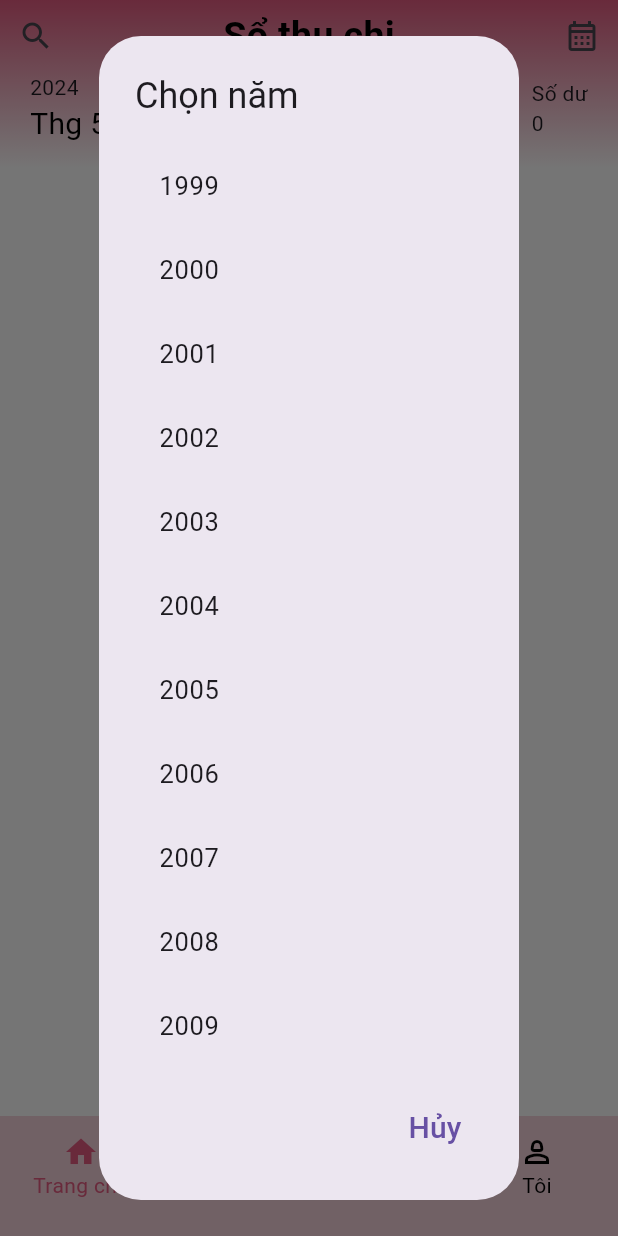
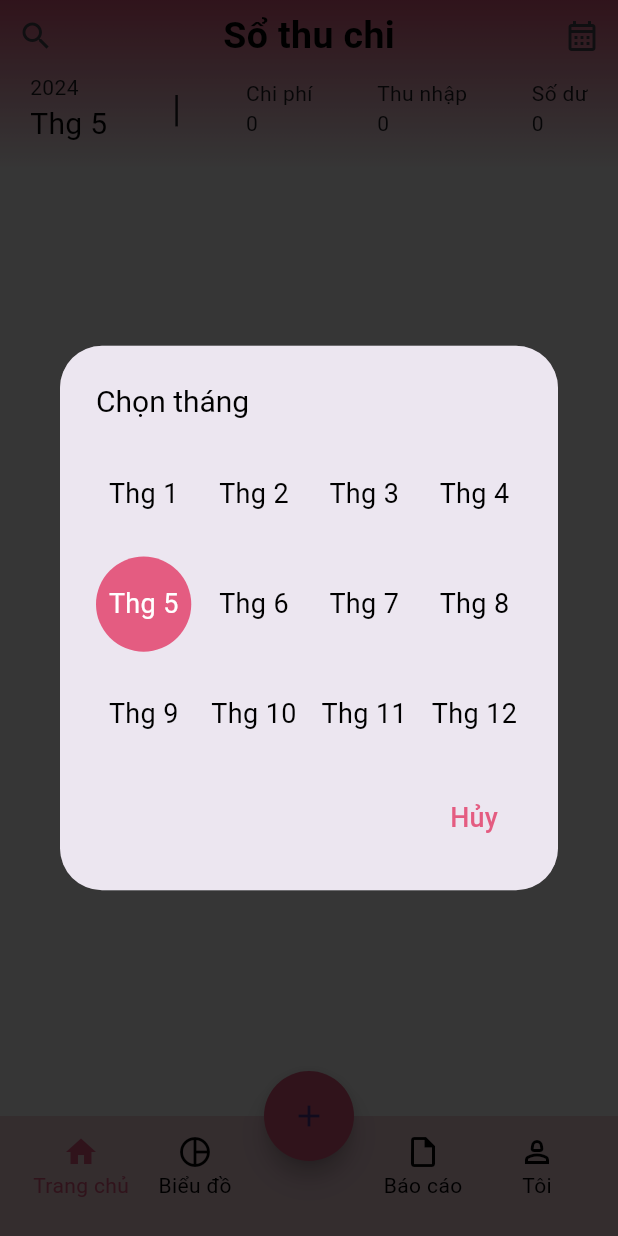
Before and after one commit to hunglydev/money_management, a Flutter app: the screen it shows after launch, after a tap on an icon or button, on a phone screen of 412 x 824 dp. Run offline on Flutter 3.47's test engine with Material 3 defaults, Android fonts, the phone set to English and light mode, and no system bars.

Commit message:
feat: add  datetimepicker

```diff
--- a/lib/constant/constant.dart
+++ b/lib/constant/constant.dart
@@ -12,20 +12,31 @@ class AppConst {
   static const double border16 = 16;
 }
 
-final fontKeyboardButton = TextStyle(
+const fontKeyboardButton = TextStyle(
   color: Colors.black,
   fontSize: 17,
   fontWeight: FontWeight.w500,
 );
-final fontKeyboardInput = TextStyle(
+const fontKeyboardInput = TextStyle(
   color: Colors.black,
   fontSize: 20,
   fontWeight: FontWeight.w500,
 );
-final titleButtonTextWithWhiteColor = TextStyle(
+const titleButtonTextWithWhiteColor = TextStyle(
   color: Colors.white,
   fontSize: 25,
   fontWeight: FontWeight.w600,
 );
 
-final titleMedium = TextStyle(color: Colors.black, fontSize: 20);
+const titleMedium = TextStyle(
+  color: Colors.black,
+  fontSize: 20,
+);
+const titleSmall = TextStyle(
+  color: Colors.black,
+  fontSize: 18,
+);
+const titleSmallWithColor = TextStyle(
+  color: AppColor.primaryColor,
+  fontSize: 18,
+);
--- a/lib/screen/home_screen.dart
+++ b/lib/screen/home_screen.dart
@@ -14,6 +14,11 @@ class HomeScreen extends StatefulWidget {
 class HomeScreenState extends State<HomeScreen> {
   int _selectedMonth = DateTime.now().month;
   int _selectedYear = DateTime.now().year;
+
+  @override
+  void initState() {
+    super.initState();
+  }
 
   @override
   Widget build(BuildContext context) {
@@ -50,7 +55,7 @@ class HomeScreenState extends State<HomeScreen> {
                   mainAxisAlignment: MainAxisAlignment.spaceBetween,
                   children: [
                     InkWell(
-                      onTap: () => _selectMonth(),
+                      onTap: () => _selectYears(),
                       child: Column(
                         crossAxisAlignment: CrossAxisAlignment.start,
                         children: [
@@ -110,83 +115,133 @@ class HomeScreenState extends State<HomeScreen> {
     );
   }
 
-  Future<void> _selectMonth() async {
+  Future<void> _selectYears() async {
+    int? selectYears;
     final List<int> years =
         List<int>.generate(50, (index) => DateTime.now().year - 25 + index);
-
-    int tempSelectedMonth = _selectedMonth;
-    int tempSelectedYear = _selectedYear;
-    bool selectingYear = true;
-    await showDialog(
+    showDialog(
       context: context,
-      builder: (BuildContext context) {
-        return StatefulBuilder(
-          builder: (context, setState) {
-            return AlertDialog(
-              title: selectingYear
-                  ? const Text('Chọn năm')
-                  : Text('Chọn tháng - $tempSelectedYear'),
-              content: selectingYear
-                  ? SingleChildScrollView(
-                      child: Column(
-                        children: years.map((year) {
-                          return ListTile(
-                            title: Text(year.toString()),
-                            onTap: () {
-                              setState(() {
-                                tempSelectedYear = year;
-                                selectingYear = false;
-                              });
-                            },
-                          );
-                        }).toList(),
-                      ),
-                    )
-                  : SingleChildScrollView(
-                      child: Column(
-                        children: List.generate(12, (index) {
-                          int month = index + 1;
-                          return ListTile(
-                            title: Text('Tháng $month'),
-                            onTap: () {
-                              setState(() {
-                                tempSelectedMonth = month;
-                              });
-                              Navigator.of(context).pop();
-                            },
-                          );
-                        }),
-                      ),
-                    ),
+      builder: (context) => AlertDialog(
         actions: [
           TextButton(
             onPressed: () {
-                    if (selectingYear) {
-                      Navigator.of(context).pop();
-                    } else {
-                      setState(() {
-                        selectingYear = true;
-                      });
-                    }
+              Navigator.pop(context);
             },
-                  child: Text(selectingYear ? 'Hủy' : 'Trở lại'),
+            child: const Text(
+              "Hủy",
+              style: titleSmallWithColor,
             ),
-                if (!selectingYear)
-                  TextButton(
-                    onPressed: () {
-                      setState(() {
-                        _selectedMonth = tempSelectedMonth;
-                        _selectedYear = tempSelectedYear;
-                      });
-                      Navigator.of(context).pop();
-                    },
-                    child: const Text('OK'),
           ),
         ],
+        title: const Text(
+          "Chọn năm",
+          style: titleMedium,
+        ),
+        content: SizedBox(
+          width: 300,
+          height: 200,
+          child: GridView.builder(
+            itemCount: years.length,
+            gridDelegate: const SliverGridDelegateWithFixedCrossAxisCount(
+                mainAxisSpacing: 10,
+                crossAxisCount: 4,
+                crossAxisSpacing: 10,
+                childAspectRatio: 1),
+            itemBuilder: (context, index) {
+              return InkWell(
+                onTap: () {
+                  setState(() {
+                    _selectedYear = years[index];
+                    selectYears = years[index];
+                  });
+                  Navigator.pop(context);
+                },
+                child: Container(
+                  alignment: Alignment.center,
+                  width: 80,
+                  height: 80,
+                  decoration: BoxDecoration(
+                      shape: BoxShape.circle,
+                      color: years[index] == _selectedYear
+                          ? AppColor.primaryColor
+                          : Colors.transparent),
+                  child: Text(
+                    years[index].toString(),
+                    style: titleSmall.copyWith(
+                        color: years[index] == _selectedYear
+                            ? AppColor.white
+                            : Colors.black),
+                  ),
+                ),
               );
             },
+          ),
+        ),
+      ),
+    );
+    if (selectYears != 0) {
+      await _selectMonths();
+    }
+  }
+
+  Future<void> _selectMonths() async {
+    final List<int> months = [1, 2, 3, 4, 5, 6, 7, 8, 9, 10, 11, 12];
+    showDialog(
+      context: context,
+      builder: (context) => AlertDialog(
+        actions: [
+          TextButton(
+            onPressed: () => Navigator.pop(context),
+            child: const Text(
+              "Hủy",
+              style: titleSmallWithColor,
+            ),
+          ),
+        ],
+        title: const Text(
+          "Chọn tháng",
+          style: titleMedium,
+        ),
+        content: SizedBox(
+          width: 300,
+          height: 200,
+          child: GridView.builder(
+            itemCount: months.length,
+            gridDelegate: const SliverGridDelegateWithFixedCrossAxisCount(
+                mainAxisSpacing: 10,
+                crossAxisCount: 4,
+                crossAxisSpacing: 10,
+                childAspectRatio: 1),
+            itemBuilder: (context, index) {
+              return InkWell(
+                onTap: () {
+                  setState(() {
+                    _selectedMonth = months[index];
+                  });
+                  Navigator.pop(context);
+                },
+                child: Container(
+                  alignment: Alignment.center,
+                  width: 80,
+                  height: 80,
+                  decoration: BoxDecoration(
+                      shape: BoxShape.circle,
+                      color: months[index] == _selectedMonth
+                          ? AppColor.primaryColor
+                          : Colors.transparent),
+                  child: Text(
+                    "Thg ${months[index]}",
+                    style: titleSmall.copyWith(
+                        color: months[index] == _selectedMonth
+                            ? AppColor.white
+                            : Colors.black),
+                  ),
+                ),
               );
             },
+          ),
+        ),
+      ),
     );
   }
 }
```
Lines whose indentation alone changed are shown as unchanged.
